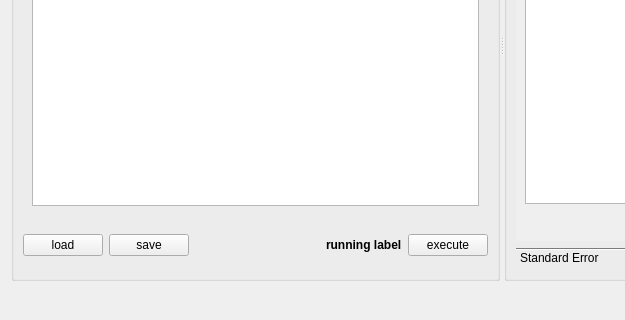
Above: src/scriptconsole.ui from fontmatrix/fontmatrix before the change; both pictures show x 0 to 625 and y 202 to 522 of the 760 by 522 pixel window. Below: the same form after it.
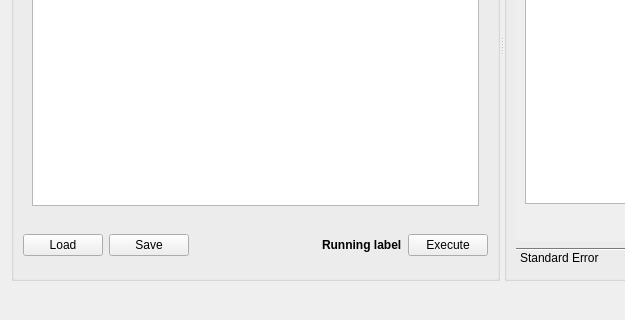
That is the form after the change.

Commit message: Fixed a couple of old message bugs, fixed capitalization of some captions, updated Russian translation

```diff
--- a/src/scriptconsole.ui
+++ b/src/scriptconsole.ui
@@ -65,7 +65,7 @@
        <item row="1" column="0" >
         <widget class="QPushButton" name="loadButton" >
          <property name="text" >
-          <string>load</string>
+          <string>Load</string>
          </property>
          <property name="checkable" >
           <bool>true</bool>
@@ -75,7 +75,7 @@
        <item row="1" column="1" >
         <widget class="QPushButton" name="saveButton" >
          <property name="text" >
-          <string>save</string>
+          <string>Save</string>
          </property>
         </widget>
        </item>
@@ -95,7 +95,7 @@
        <item row="1" column="4" >
         <widget class="QPushButton" name="execButton" >
          <property name="text" >
-          <string>execute</string>
+          <string>Execute</string>
          </property>
         </widget>
        </item>
@@ -108,7 +108,7 @@
           </font>
          </property>
          <property name="text" >
-          <string>running label</string>
+          <string>Running label</string>
          </property>
         </widget>
        </item>
```
The commit also changes 2 other files.
